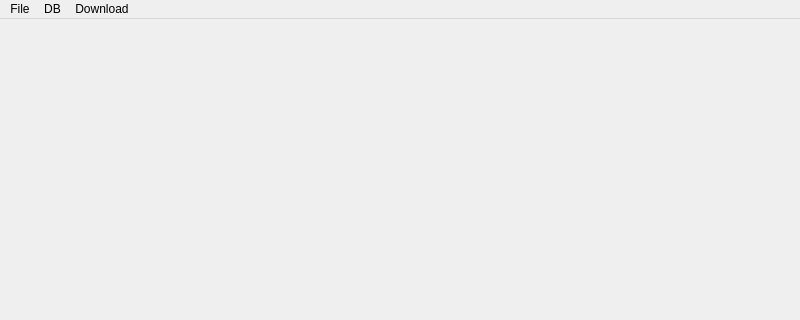
Before: the Qt Designer form main.ui in mickyTwenty/Lane, drawn with Qt 5; both pictures show x 0 to 800 and y 0 to 320 of the 800 by 600 pixel window.
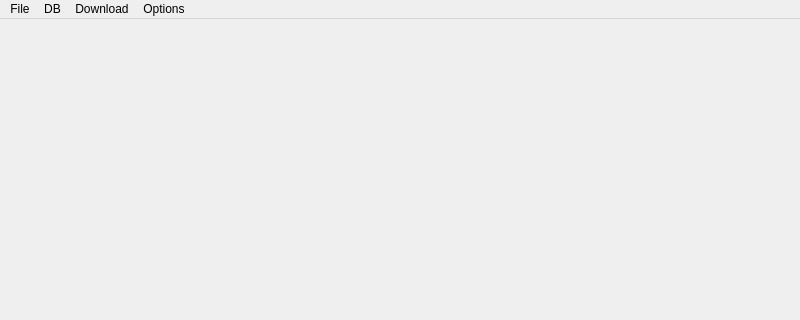
After: the same form once the commit is applied.

```diff
--- a/main.ui
+++ b/main.ui
@@ -48,9 +48,16 @@
     </property>
     <addaction name="actionDownloadFiles"/>
    </widget>
+   <widget class="QMenu" name="menuOptions">
+    <property name="title">
+     <string>Options</string>
+    </property>
+    <addaction name="actionReviewCount"/>
+   </widget>
    <addaction name="menuRile"/>
    <addaction name="menuDB"/>
    <addaction name="menuDownload"/>
+   <addaction name="menuOptions"/>
   </widget>
   <action name="actionExit">
    <property name="text">
```
Left out of the diff: 5 changed lines with no effect on the pictures.
